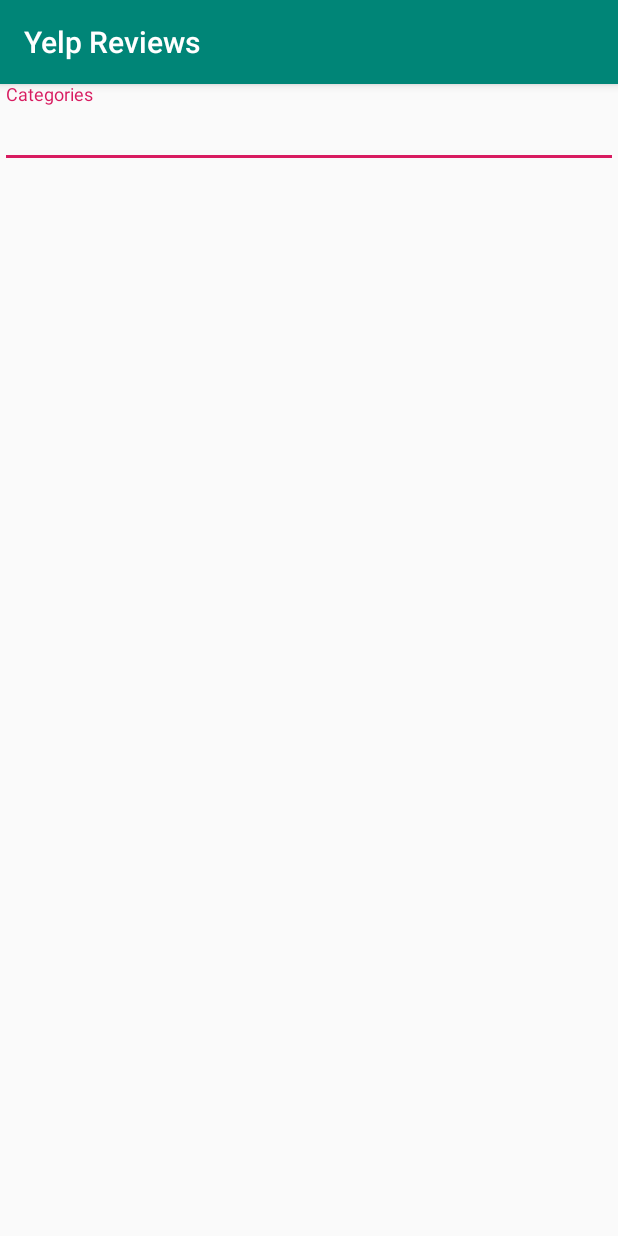
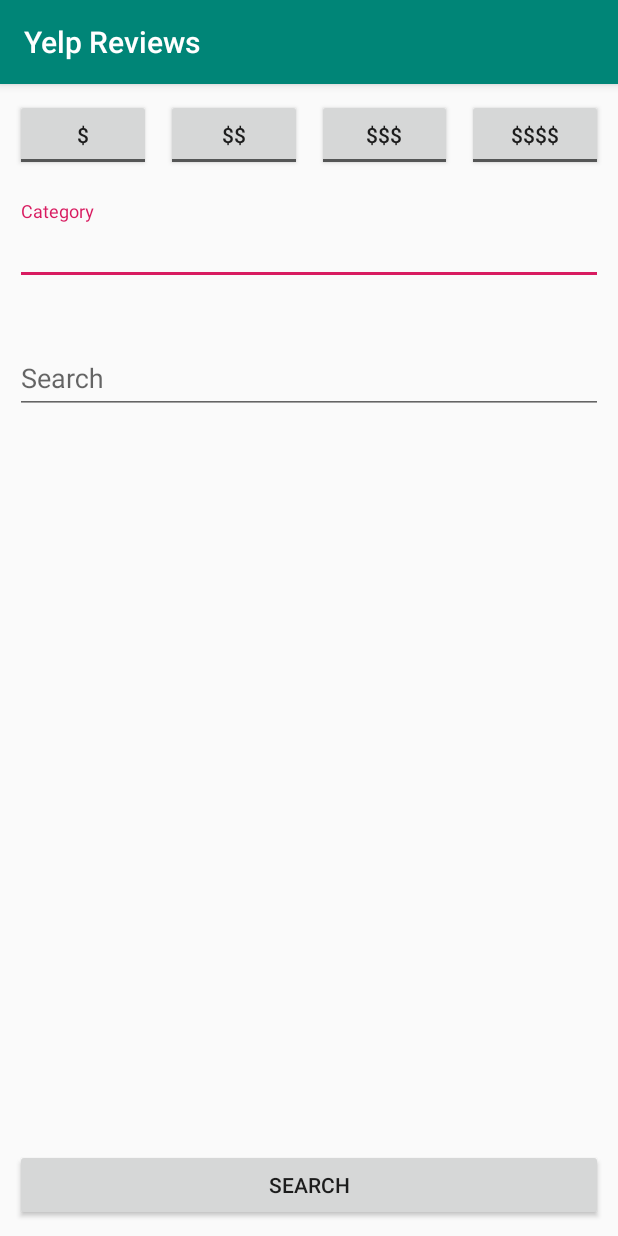
Before and after one commit to yveschiong/yelp-reviews, an Android app: the screen it shows after launch (SearchActivity before the commit, SearchFilterActivity after it), on a phone screen of 412 x 824 dp. Run offline under Robolectric (Android 15) with nearby library versions, the phone set to English and light mode, and no system bars; our stand-ins replace Dagger/Hilt's generated code, RxJava, data binding; 2 statements that could not run were skipped.

Commit message:
Added price range, search query, and search button implementation

```diff
--- a/presentation/src/main/AndroidManifest.xml
+++ b/presentation/src/main/AndroidManifest.xml
@@ -12,7 +12,7 @@
         android:roundIcon="@mipmap/ic_launcher_round"
         android:supportsRtl="true"
         android:theme="@style/AppTheme">
-        <activity android:name=".ui.search.SearchActivity">
+        <activity android:name=".ui.searchfilter.SearchFilterActivity">
             <intent-filter>
                 <action android:name="android.intent.action.MAIN" />
 
--- a/presentation/src/main/java/com/yveschiong/yelpreviews/di/BuildersModule.java
+++ b/presentation/src/main/java/com/yveschiong/yelpreviews/di/BuildersModule.java
@@ -1,8 +1,8 @@
 package com.yveschiong.yelpreviews.di;
 
-import com.yveschiong.yelpreviews.ui.search.SearchActivity;
-import com.yveschiong.yelpreviews.ui.search.SearchFilterFragment;
-import com.yveschiong.yelpreviews.ui.search.SearchFilterFragmentModule;
+import com.yveschiong.yelpreviews.ui.searchfilter.SearchFilterActivity;
+import com.yveschiong.yelpreviews.ui.searchfilter.SearchFilterFragment;
+import com.yveschiong.yelpreviews.ui.searchfilter.SearchFilterFragmentModule;
 
 import dagger.Module;
 import dagger.android.ContributesAndroidInjector;
@@ -13,7 +13,7 @@ import dagger.android.ContributesAndroidInjector;
 @Module
 public abstract class BuildersModule {
     @ContributesAndroidInjector
-    abstract SearchActivity bindSearchActivity();
+    abstract SearchFilterActivity bindSearchActivity();
 
     @ContributesAndroidInjector(modules = SearchFilterFragmentModule.class)
     abstract SearchFilterFragment bindSearchFilterFragment();
--- a/presentation/src/main/java/com/yveschiong/yelpreviews/ui/search/SearchFilterViewModel.java
+++ /dev/null
@@ -1,52 +0,0 @@
-package com.yveschiong.yelpreviews.ui.search;
-
-import android.arch.lifecycle.MutableLiveData;
-
-import com.yveschiong.domain.common.Mapper;
-import com.yveschiong.domain.entities.CategoryEntity;
-import com.yveschiong.domain.usecases.GetCategories;
-import com.yveschiong.yelpreviews.common.utils.view.TextChange;
-import com.yveschiong.yelpreviews.common.viewmodel.BaseViewModel;
-import com.yveschiong.yelpreviews.common.viewmodel.Response;
-import com.yveschiong.yelpreviews.entities.Category;
-
-import java.util.List;
-
-import io.reactivex.android.schedulers.AndroidSchedulers;
-import io.reactivex.schedulers.Schedulers;
-
-public class SearchFilterViewModel extends BaseViewModel {
-    private final GetCategories getCategories;
-    private final Mapper<CategoryEntity, Category> entityCategoryMapper;
-
-    private final MutableLiveData<Response<List<Category>>> response = new MutableLiveData<>();
-
-    public SearchFilterViewModel(GetCategories getCategories, Mapper<CategoryEntity, Category> entityCategoryMapper) {
-        this.getCategories = getCategories;
-        this.entityCategoryMapper = entityCategoryMapper;
-    }
-
-    public TextChange categoriesTextChange = this::textInput;
-
-    MutableLiveData<Response<List<Category>>> response() {
-        return response;
-    }
-
-    void textInput(String query) {
-        if (query == null || query.isEmpty()) {
-            return;
-        }
-
-        addDisposable(getCategories.get(query)
-                .subscribeOn(Schedulers.io())
-                .observeOn(Schedulers.io())
-                .flatMap(entityCategoryMapper::observable)
-                .observeOn(AndroidSchedulers.mainThread())
-                .doOnSubscribe(__ -> response.setValue(Response.loading()))
-                .subscribe(
-                        data -> response.setValue(Response.success(data)),
-                        error -> response.setValue(Response.error(new Exception("An error in fetching.")))
-                )
-        );
-    }
-}
--- a/presentation/src/main/java/com/yveschiong/yelpreviews/ui/search/SearchActivity.java
+++ b/presentation/src/main/java/com/yveschiong/yelpreviews/ui/searchfilter/SearchFilterActivity.java
@@ -1,4 +1,4 @@
-package com.yveschiong.yelpreviews.ui.search;
+package com.yveschiong.yelpreviews.ui.searchfilter;
 
 import android.support.v4.app.Fragment;
 import android.support.v7.app.AppCompatActivity;
@@ -13,7 +13,7 @@ import dagger.android.AndroidInjector;
 import dagger.android.DispatchingAndroidInjector;
 import dagger.android.support.HasSupportFragmentInjector;
 
-public class SearchActivity extends AppCompatActivity implements HasSupportFragmentInjector {
+public class SearchFilterActivity extends AppCompatActivity implements HasSupportFragmentInjector {
 
     @Inject
     DispatchingAndroidInjector<Fragment> fragmentDispatchingAndroidInjector;
--- a/presentation/src/main/java/com/yveschiong/yelpreviews/ui/search/SearchFilterCategoryArrayAdapter.java
+++ b/presentation/src/main/java/com/yveschiong/yelpreviews/ui/searchfilter/SearchFilterCategoryArrayAdapter.java
@@ -1,4 +1,4 @@
-package com.yveschiong.yelpreviews.ui.search;
+package com.yveschiong.yelpreviews.ui.searchfilter;
 
 import android.content.Context;
 import android.support.annotation.NonNull;
--- a/presentation/src/main/java/com/yveschiong/yelpreviews/ui/search/SearchFilterFragment.java
+++ b/presentation/src/main/java/com/yveschiong/yelpreviews/ui/searchfilter/SearchFilterFragment.java
@@ -1,4 +1,4 @@
-package com.yveschiong.yelpreviews.ui.search;
+package com.yveschiong.yelpreviews.ui.searchfilter;
 
 import android.arch.lifecycle.ViewModelProviders;
 import android.content.Context;
@@ -9,12 +9,10 @@ import android.support.annotation.Nullable;
 import android.view.LayoutInflater;
 import android.view.View;
 import android.view.ViewGroup;
-import android.widget.AdapterView;
-import android.widget.ArrayAdapter;
-import android.widget.Toast;
 
 import com.yveschiong.yelpreviews.R;
 import com.yveschiong.yelpreviews.common.BaseFragment;
+import com.yveschiong.yelpreviews.common.requests.SearchRequest;
 import com.yveschiong.yelpreviews.common.viewmodel.Response;
 import com.yveschiong.yelpreviews.common.viewmodel.Status;
 import com.yveschiong.yelpreviews.databinding.SearchFilterFragmentBinding;
@@ -26,6 +24,8 @@ import java.util.List;
 import javax.inject.Inject;
 
 import dagger.android.support.AndroidSupportInjection;
+import io.reactivex.android.schedulers.AndroidSchedulers;
+import io.reactivex.schedulers.Schedulers;
 
 public class SearchFilterFragment extends BaseFragment {
 
@@ -61,7 +61,16 @@ public class SearchFilterFragment extends BaseFragment {
         super.onActivityCreated(savedInstanceState);
         viewModel = ViewModelProviders.of(this, viewModelFactory).get(SearchFilterViewModel.class);
         binding.setViewModel(viewModel);
-        viewModel.response().observe(this, this::handleResponse);
+
+        // Observe for category text input
+        viewModel.categories().observe(this, this::handleResponse);
+
+        // Observe for search clicks
+        addDisposable(viewModel.search()
+                .subscribeOn(Schedulers.io())
+                .observeOn(AndroidSchedulers.mainThread())
+                .subscribe(this::search)
+        );
     }
 
     @Override
@@ -70,9 +79,6 @@ public class SearchFilterFragment extends BaseFragment {
 
         adapter = new SearchFilterCategoryArrayAdapter(getContext(), android.R.layout.simple_list_item_1, new ArrayList<>());
         binding.autoCompleteTextView.setAdapter(adapter);
-        binding.autoCompleteTextView.setOnItemClickListener((parent, view1, position, id) -> {
-
-        });
     }
 
     private void handleResponse(Response<List<Category>> response) {
@@ -90,7 +96,7 @@ public class SearchFilterFragment extends BaseFragment {
     }
 
     private void renderLoadingState() {
-
+        // Do nothing for now.
     }
 
     private void renderDataState(List<Category> list) {
@@ -99,6 +105,10 @@ public class SearchFilterFragment extends BaseFragment {
     }
 
     private void renderErrorState(Throwable throwable) {
-        Toast.makeText(getContext(), R.string.generic_error, Toast.LENGTH_SHORT).show();
+        showGenericErrorToast();
+    }
+
+    private void search(SearchRequest request) {
+
     }
 }
--- a/presentation/src/main/java/com/yveschiong/yelpreviews/ui/search/SearchFilterFragmentModule.java
+++ b/presentation/src/main/java/com/yveschiong/yelpreviews/ui/searchfilter/SearchFilterFragmentModule.java
@@ -1,4 +1,4 @@
-package com.yveschiong.yelpreviews.ui.search;
+package com.yveschiong.yelpreviews.ui.searchfilter;
 
 import com.yveschiong.domain.YelpRepository;
 import com.yveschiong.domain.usecases.GetCategories;
--- /dev/null
+++ b/presentation/src/main/java/com/yveschiong/yelpreviews/ui/searchfilter/SearchFilterViewModel.java
@@ -0,0 +1,90 @@
+package com.yveschiong.yelpreviews.ui.searchfilter;
+
+import android.arch.lifecycle.MutableLiveData;
+
+import com.yveschiong.domain.common.Mapper;
+import com.yveschiong.domain.entities.CategoryEntity;
+import com.yveschiong.domain.usecases.GetCategories;
+import com.yveschiong.yelpreviews.common.requests.SearchRequest;
+import com.yveschiong.yelpreviews.common.utils.StringUtils;
+import com.yveschiong.yelpreviews.common.utils.view.TextChange;
+import com.yveschiong.yelpreviews.common.viewmodel.BaseViewModel;
+import com.yveschiong.yelpreviews.common.viewmodel.Response;
+import com.yveschiong.yelpreviews.entities.Category;
+
+import java.util.HashSet;
+import java.util.List;
+import java.util.Set;
+
+import io.reactivex.Observable;
+import io.reactivex.android.schedulers.AndroidSchedulers;
+import io.reactivex.schedulers.Schedulers;
+import io.reactivex.subjects.PublishSubject;
+
+public class SearchFilterViewModel extends BaseViewModel {
+    private final GetCategories getCategories;
+    private final Mapper<CategoryEntity, Category> entityCategoryMapper;
+
+    private final MutableLiveData<Response<List<Category>>> categoryListResponse = new MutableLiveData<>();
+    private final PublishSubject<SearchRequest> search = PublishSubject.create();
+
+    private Set<Integer> prices = new HashSet<>();
+    private String categoryText = "";
+    private String searchText = "";
+
+    public SearchFilterViewModel(GetCategories getCategories, Mapper<CategoryEntity, Category> entityCategoryMapper) {
+        this.getCategories = getCategories;
+        this.entityCategoryMapper = entityCategoryMapper;
+    }
+
+    public TextChange categoriesTextChange = this::categoryTextInput;
+    public TextChange searchTextChange = value -> searchText = value;
+
+    MutableLiveData<Response<List<Category>>> categories() {
+        return categoryListResponse;
+    }
+
+    Observable<SearchRequest> search() {
+        return search;
+    }
+
+    public void onToggled(int price, boolean isChecked) {
+        if (isChecked) {
+            prices.add(price);
+        } else {
+            prices.remove(price);
+        }
+    }
+
+    private void categoryTextInput(String query) {
+        if (query == null || query.isEmpty()) {
+            return;
+        }
+
+        categoryText = query;
+
+        addDisposable(getCategories.get(query)
+                .subscribeOn(Schedulers.io())
+                .observeOn(Schedulers.io())
+                .flatMap(entityCategoryMapper::observable)
+                .observeOn(AndroidSchedulers.mainThread())
+                .doOnSubscribe(__ -> categoryListResponse.setValue(Response.loading()))
+                .subscribe(
+                        data -> categoryListResponse.setValue(Response.success(data)),
+                        error -> categoryListResponse.setValue(Response.error(new Exception("An error in fetching.")))
+                )
+        );
+    }
+
+    public void onSearchButtonClicked() {
+        search(searchText);
+    }
+
+    private void search(String query) {
+        if (query == null || query.isEmpty()) {
+            return;
+        }
+
+        search.onNext(new SearchRequest(StringUtils.join(",", prices.toArray()), categoryText, searchText));
+    }
+}
--- a/presentation/src/main/java/com/yveschiong/yelpreviews/ui/search/SearchFilterViewModelFactory.java
+++ b/presentation/src/main/java/com/yveschiong/yelpreviews/ui/searchfilter/SearchFilterViewModelFactory.java
@@ -1,4 +1,4 @@
-package com.yveschiong.yelpreviews.ui.search;
+package com.yveschiong.yelpreviews.ui.searchfilter;
 
 import android.arch.lifecycle.ViewModel;
 import android.arch.lifecycle.ViewModelProvider;
--- a/presentation/src/main/res/layout/search_activity.xml
+++ b/presentation/src/main/res/layout/search_activity.xml
@@ -4,4 +4,4 @@
     android:id="@+id/container"
     android:layout_width="match_parent"
     android:layout_height="match_parent"
-    tools:context=".ui.search.SearchActivity" />
+    tools:context=".ui.searchfilter.SearchFilterActivity" />
--- a/presentation/src/main/res/layout/search_filter_fragment.xml
+++ b/presentation/src/main/res/layout/search_filter_fragment.xml
@@ -1,30 +1,121 @@
 <?xml version="1.0" encoding="utf-8"?>
 <layout xmlns:android="http://schemas.android.com/apk/res/android"
-    xmlns:tools="http://schemas.android.com/tools"
-    xmlns:app="http://schemas.android.com/apk/res-auto">
+    xmlns:app="http://schemas.android.com/apk/res-auto"
+    xmlns:tools="http://schemas.android.com/tools">
 
     <data>
-        <variable name="viewModel" type="com.yveschiong.yelpreviews.ui.search.SearchFilterViewModel" />
+
+        <variable
+            name="viewModel"
+            type="com.yveschiong.yelpreviews.ui.searchfilter.SearchFilterViewModel" />
     </data>
 
     <android.support.constraint.ConstraintLayout
         android:id="@+id/main"
         android:layout_width="match_parent"
         android:layout_height="match_parent"
-        tools:context=".ui.search.SearchFilterFragment">
+        tools:context=".ui.searchfilter.SearchFilterFragment">
+
+        <ToggleButton
+            android:id="@+id/price1"
+            android:layout_width="0dp"
+            android:layout_height="wrap_content"
+            android:layout_margin="@dimen/priceMargin"
+            android:gravity="center"
+            android:onCheckedChanged="@{(_, isChecked) -> viewModel.onToggled(1, isChecked)}"
+            android:textOff="@string/price1"
+            android:textOn="@string/price1"
+            app:layout_constraintLeft_toLeftOf="parent"
+            app:layout_constraintRight_toLeftOf="@+id/price2"
+            app:layout_constraintTop_toTopOf="parent" />
+
+        <ToggleButton
+            android:id="@+id/price2"
+            android:layout_width="0dp"
+            android:layout_height="wrap_content"
+            android:layout_marginTop="@dimen/priceMargin"
+            android:layout_marginEnd="@dimen/priceMargin"
+            android:layout_marginRight="@dimen/priceMargin"
+            android:gravity="center"
+            android:onCheckedChanged="@{(_, isChecked) -> viewModel.onToggled(2, isChecked)}"
+            android:textOff="@string/price2"
+            android:textOn="@string/price2"
+            app:layout_constraintLeft_toRightOf="@+id/price1"
+            app:layout_constraintRight_toLeftOf="@+id/price3"
+            app:layout_constraintTop_toTopOf="parent" />
+
+        <ToggleButton
+            android:id="@+id/price3"
+            android:layout_width="0dp"
+            android:layout_height="wrap_content"
+            android:layout_marginTop="@dimen/priceMargin"
+            android:gravity="center"
+            android:onCheckedChanged="@{(_, isChecked) -> viewModel.onToggled(3, isChecked)}"
+            android:textOff="@string/price3"
+            android:textOn="@string/price3"
+            app:layout_constraintLeft_toRightOf="@+id/price2"
+            app:layout_constraintRight_toLeftOf="@+id/price4"
+            app:layout_constraintTop_toTopOf="parent" />
+
+        <ToggleButton
+            android:id="@+id/price4"
+            android:layout_width="0dp"
+            android:layout_height="wrap_content"
+            android:layout_margin="@dimen/priceMargin"
+            android:gravity="center"
+            android:onCheckedChanged="@{(_, isChecked) -> viewModel.onToggled(4, isChecked)}"
+            android:textOff="@string/price4"
+            android:textOn="@string/price4"
+            app:layout_constraintLeft_toRightOf="@+id/price3"
+            app:layout_constraintRight_toRightOf="parent"
+            app:layout_constraintTop_toTopOf="parent" />
 
         <android.support.design.widget.TextInputLayout
-            android:layout_width="match_parent"
-            android:layout_height="wrap_content">
+            android:id="@+id/autocompleteLayout"
+            android:layout_width="0dp"
+            android:layout_height="wrap_content"
+            android:layout_marginTop="@dimen/textInputMargin"
+            android:padding="@dimen/textInputPadding"
+            app:layout_constraintLeft_toLeftOf="parent"
+            app:layout_constraintRight_toRightOf="parent"
+            app:layout_constraintTop_toBottomOf="@+id/price1">
 
             <AutoCompleteTextView
                 android:id="@+id/autoCompleteTextView"
                 android:layout_width="match_parent"
                 android:layout_height="wrap_content"
-                android:hint="@string/categories"
                 android:completionThreshold="1"
-                app:textChange="@{viewModel.categoriesTextChange}"/>
+                android:hint="@string/category"
+                app:textChange="@{viewModel.categoriesTextChange}" />
         </android.support.design.widget.TextInputLayout>
+
+        <android.support.design.widget.TextInputLayout
+            android:layout_width="0dp"
+            android:layout_height="wrap_content"
+            android:layout_marginTop="@dimen/textInputMargin"
+            android:padding="@dimen/textInputPadding"
+            app:layout_constraintLeft_toLeftOf="parent"
+            app:layout_constraintRight_toRightOf="parent"
+            app:layout_constraintTop_toBottomOf="@+id/autocompleteLayout">
+
+            <android.support.design.widget.TextInputEditText
+                android:id="@+id/searchTextView"
+                android:layout_width="match_parent"
+                android:layout_height="wrap_content"
+                android:hint="@string/search"
+                app:textChange="@{viewModel.searchTextChange}" />
+
+        </android.support.design.widget.TextInputLayout>
+
+        <Button
+            android:layout_width="0dp"
+            android:layout_height="wrap_content"
+            android:layout_margin="@dimen/buttonMargin"
+            android:onClick="@{() -> viewModel.onSearchButtonClicked()}"
+            android:text="@string/search"
+            app:layout_constraintBottom_toBottomOf="parent"
+            app:layout_constraintLeft_toLeftOf="parent"
+            app:layout_constraintRight_toRightOf="parent" />
 
     </android.support.constraint.ConstraintLayout>
 
--- /dev/null
+++ b/presentation/src/main/res/values/dimens.xml
@@ -0,0 +1,9 @@
+<resources>
+    <dimen name="priceMargin">10dp</dimen>
+    <dimen name="pricePadding">10dp</dimen>
+
+    <dimen name="textInputMargin">10dp</dimen>
+    <dimen name="textInputPadding">10dp</dimen>
+
+    <dimen name="buttonMargin">10dp</dimen>
+</resources>
--- a/presentation/src/main/res/values/strings.xml
+++ b/presentation/src/main/res/values/strings.xml
@@ -1,7 +1,12 @@
 <resources>
     <string name="app_name">Yelp Reviews</string>
 
-    <string name="categories">Categories</string>
+    <string name="price1">$</string>
+    <string name="price2">$$</string>
+    <string name="price3">$$$</string>
+    <string name="price4">$$$$</string>
+    <string name="category">Category</string>
+    <string name="search">Search</string>
 
     <string name="generic_error">An error has occurred.</string>
 </resources>
```
Also changed, not shown: presentation/src/main/java/com/yveschiong/yelpreviews/common/BaseFragment.java (+7 -0 lines), presentation/src/main/java/com/yveschiong/yelpreviews/common/requests/SearchRequest.java (added, +37 -0 lines), presentation/src/main/java/com/yveschiong/yelpreviews/common/utils/StringUtils.java (added, +16 -0 lines), presentation/src/main/java/com/yveschiong/yelpreviews/entities/Category.java (+8 -0 lines).
